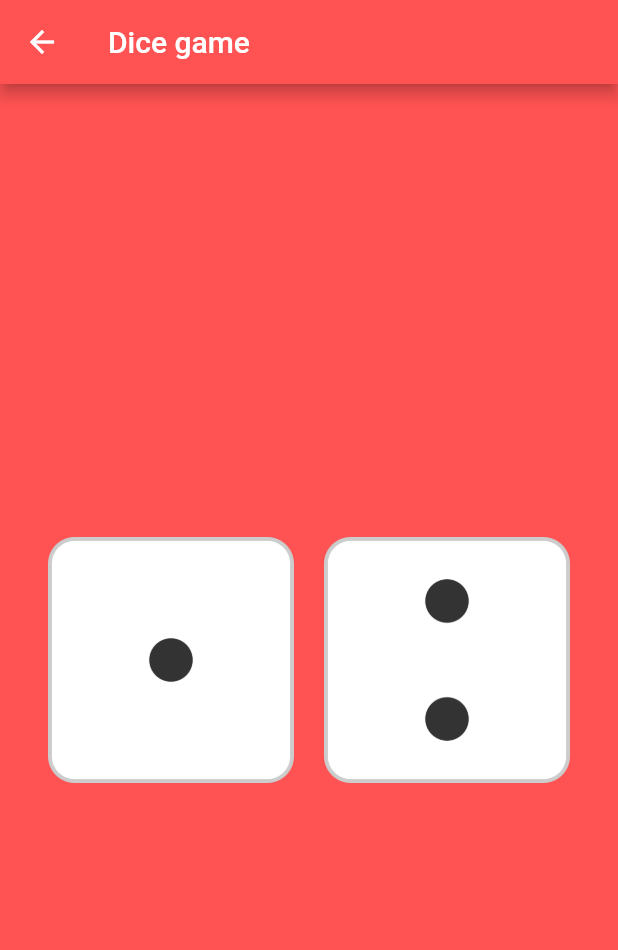
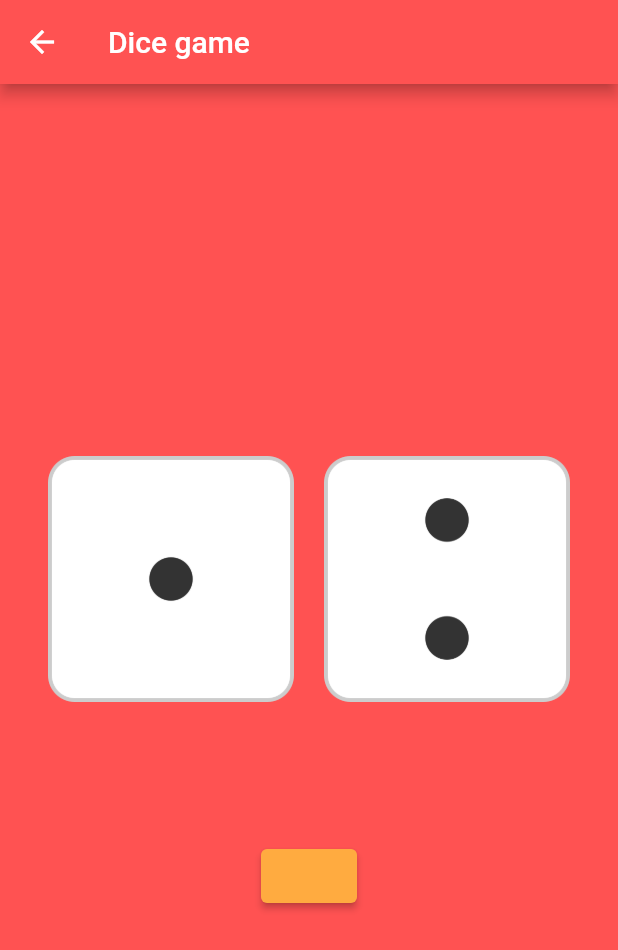
Before and after one commit to NalaJang/flutter_study, a Flutter app: the Dice screen opened directly, on a phone screen of 412 x 824 dp. Shown: the top 950 px of the screen. Run offline on Flutter 3.47's test engine with Material 2 defaults, Android fonts, the phone set to English and light mode, and no system bars.

Commit message:
Add:dice 이미지 하단에 버튼 추가

```diff
--- a/lib/dice.dart
+++ b/lib/dice.dart
@@ -38,6 +38,23 @@ class Dice extends StatelessWidget {
                 ],
               ),
             ),
+
+            SizedBox(
+              height: 60.0,
+            ),
+
+            ButtonTheme(
+              minWidth: 100.0,
+              height: 60.0,
+
+              child: ElevatedButton(
+                onPressed: (){},
+                child: null,
+                style: ElevatedButton.styleFrom(
+                  backgroundColor: Colors.orangeAccent
+                ),
+              ),
+            ),
           ],
         ),
       ),
```
